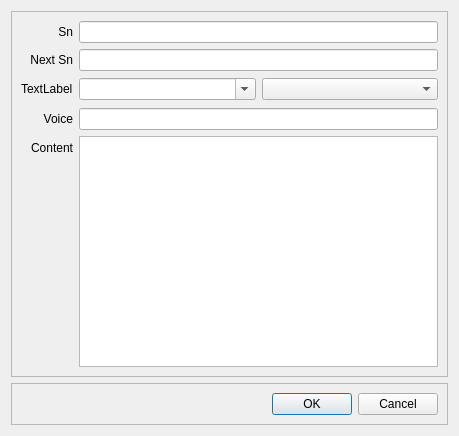
hermixy/ploteditor, file src/plotviewer/ploteditdialog.ui: the form before one commit.
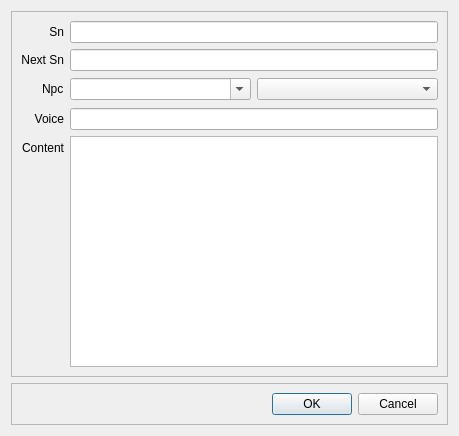
The form after the commit.

Patch:
```diff
--- a/src/plotviewer/ploteditdialog.ui
+++ b/src/plotviewer/ploteditdialog.ui
@@ -131,7 +131,7 @@
       <item row="2" column="0">
        <widget class="QLabel" name="label_5">
         <property name="text">
-         <string>TextLabel</string>
+         <string>Npc</string>
         </property>
        </widget>
       </item>
```
